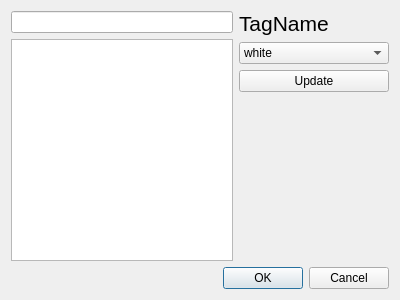
Kirtsim/Memo-client-gui, file src/dialog/managetagsdialog.ui: the form before one commit.
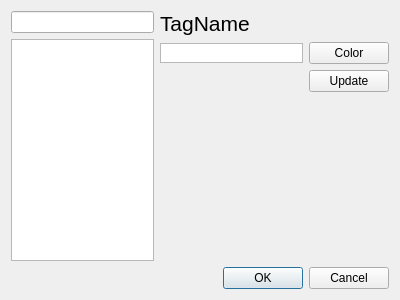
The form after the commit.

Commit message:
Replace color ComboBox with a color sample and a button.
Qt offers a QColorDialog that lets users pick a color. Therefore, the
QComboBox listing hardcoded set of colors is no longer needed. Instead a
color sample is used to display the used color and a button next to it
to open the color dialog window.

What changed in the file:
```diff
--- a/src/dialog/managetagsdialog.ui
+++ b/src/dialog/managetagsdialog.ui
@@ -54,28 +54,70 @@
         </widget>
        </item>
        <item>
-        <widget class="QComboBox" name="colorPicker">
+        <layout class="QHBoxLayout" name="horizontalLayout_2">
          <item>
-          <property name="text">
-           <string>white</string>
-          </property>
-         </item>
-         <item>
-          <property name="text">
-           <string>red</string>
-          </property>
+          <widget class="QGraphicsView" name="colorSample">
+           <property name="sizePolicy">
+            <sizepolicy hsizetype="Expanding" vsizetype="Minimum">
+             <horstretch>0</horstretch>
+             <verstretch>0</verstretch>
+            </sizepolicy>
+           </property>
+           <property name="minimumSize">
+            <size>
+             <width>0</width>
+             <height>0</height>
+            </size>
+           </property>
+           <property name="maximumSize">
+            <size>
+             <width>16777215</width>
+             <height>20</height>
+            </size>
+           </property>
+           <property name="baseSize">
+            <size>
+             <width>0</width>
+             <height>0</height>
+            </size>
+           </property>
+           <property name="backgroundBrush">
+            <brush brushstyle="NoBrush">
+             <color alpha="255">
+              <red>255</red>
+              <green>255</green>
+              <blue>255</blue>
+             </color>
+            </brush>
+           </property>
+           <property name="interactive">
+            <bool>true</bool>
+           </property>
+          </widget>
          </item>
          <item>
+          <widget class="QPushButton" name="colorButton">
           <property name="text">
-           <string>green</string>
-          </property>
+            <string>Color</string>
+           </property>
+          </widget>
          </item>
+        </layout>
+       </item>
          <item>
-          <property name="text">
-           <string>blue</string>
-          </property>
-         </item>
-        </widget>
+        <layout class="QHBoxLayout" name="horizontalLayout_3">
+         <item>
+          <spacer name="horizontalSpacer">
+           <property name="orientation">
+            <enum>Qt::Horizontal</enum>
+           </property>
+           <property name="sizeHint" stdset="0">
+            <size>
+             <width>40</width>
+             <height>20</height>
+            </size>
+           </property>
+          </spacer>
        </item>
        <item>
         <widget class="QPushButton" name="updateButton">
@@ -83,6 +125,8 @@
           <string>Update</string>
          </property>
         </widget>
+         </item>
+        </layout>
        </item>
        <item>
         <spacer name="verticalSpacer">
```
Lines whose indentation alone changed are shown as unchanged. The commit also changes 1 other file.
